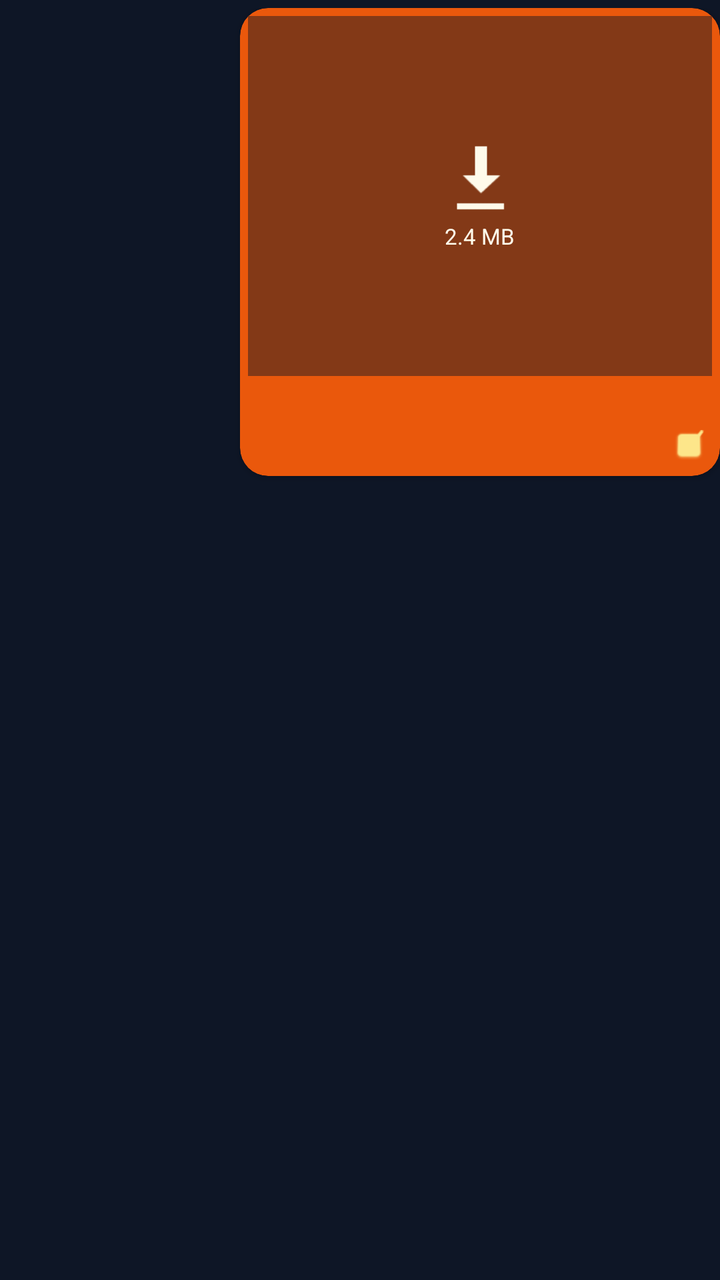
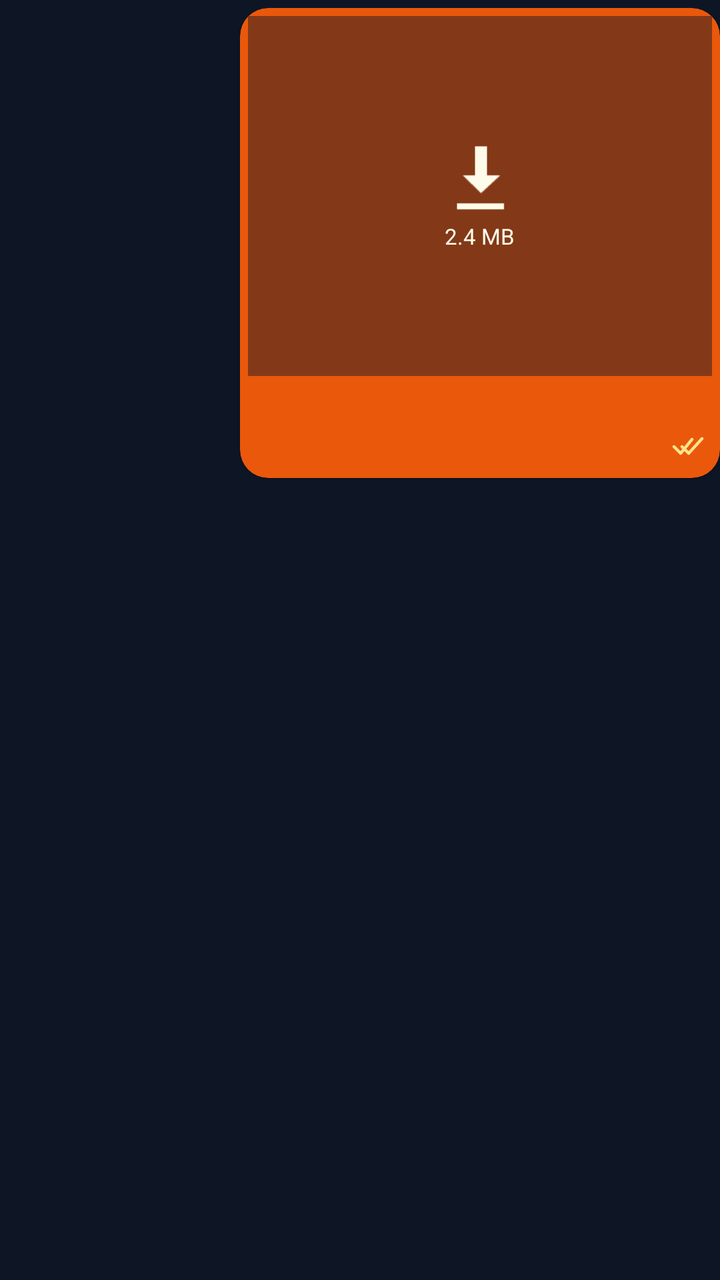

Compare the two renders of this Android layout. The source of the first and the diff that turns it into the second are given below.
<!-- AndroidManifest.xml: application theme Theme.HorizonChat -->
<!-- res/layout/item_chat_sent_media.xml -->
<?xml version="1.0" encoding="utf-8"?>
<androidx.constraintlayout.widget.ConstraintLayout xmlns:android="http://schemas.android.com/apk/res/android"
    xmlns:app="http://schemas.android.com/apk/res-auto"
    android:layout_width="match_parent"
    android:layout_height="wrap_content"
    android:paddingVertical="4dp">

    <androidx.cardview.widget.CardView
        android:layout_width="240dp"
        android:layout_height="wrap_content"
        app:cardCornerRadius="14dp"
        app:cardBackgroundColor="@color/bubble_sent"
        app:cardElevation="2dp"
        app:layout_constraintEnd_toEndOf="parent"
        app:layout_constraintTop_toTopOf="parent">

        <LinearLayout
            android:layout_width="match_parent"
            android:layout_height="wrap_content"
            android:orientation="vertical"
            android:padding="4dp">

            
            <FrameLayout
                android:id="@+id/mediaContainer"
                android:layout_width="match_parent"
                android:layout_height="180dp">

                
                <ImageView
                    android:id="@+id/ivThumbnail"
                    android:layout_width="match_parent"
                    android:layout_height="match_parent"
                    android:scaleType="centerCrop" />

                
                <LinearLayout
                    android:id="@+id/downloadOverlay"
                    android:layout_width="match_parent"
                    android:layout_height="match_parent"
                    android:background="@color/overlay_blur"
                    android:gravity="center"
                    android:orientation="vertical">

                    <ImageView
                        android:id="@+id/ivDownloadIcon"
                        android:layout_width="36dp"
                        android:layout_height="36dp"
                        android:src="@android:drawable/stat_sys_download"
                        app:tint="@color/text_primary" />

                    <TextView
                        android:id="@+id/tvFileSize"
                        android:layout_width="wrap_content"
                        android:layout_height="wrap_content"
                        android:text="2.4 MB"
                        android:textColor="@color/text_primary"
                        android:textSize="11sp"
                        android:layout_marginTop="4dp" />

                </LinearLayout>

                <ProgressBar
                    android:id="@+id/pbLoading"
                    android:layout_width="36dp"
                    android:layout_height="36dp"
                    android:visibility="gone"
                    android:layout_gravity="center"
                    android:indeterminateTint="@color/accent_amber" />

            </FrameLayout>

            <TextView
                android:id="@+id/tvCaption"
                android:layout_width="match_parent"
                android:layout_height="wrap_content"
                android:textColor="@color/text_primary"
                android:paddingHorizontal="6dp"
                android:paddingTop="4dp"
                android:textSize="14sp" />

            <LinearLayout
                android:layout_width="wrap_content"
                android:layout_height="wrap_content"
                android:layout_gravity="end"
                android:padding="4dp"
                android:gravity="center_vertical">

                <TextView
                    android:id="@+id/tvTimestamp"
                    android:layout_width="wrap_content"
                    android:layout_height="wrap_content"
                    android:textColor="#FED7AA"
                    android:textSize="11sp" />

                <ImageView
                    android:id="@+id/ivTicks"
                    android:layout_width="15dp"
                    android:layout_height="15dp"
                    android:layout_marginStart="4dp"
                    android:src="@android:drawable/checkbox_on_background"
                    app:tint="@color/ticks_read" />

            </LinearLayout>

        </LinearLayout>

    </androidx.cardview.widget.CardView>

</androidx.constraintlayout.widget.ConstraintLayout>
<!-- resources referenced by this layout -->
<resources>
  <color name="accent_amber">#F59E0B</color>
  <color name="bubble_sent">#EA580C</color>
  <color name="overlay_blur">#770E1626</color>
  <color name="text_primary">#FFFBEB</color>
  <color name="ticks_read">#FDE68A</color>
  <style name="Theme.HorizonChat" parent="Theme.MaterialComponents.DayNight.NoActionBar">
          <item name="colorPrimary">@color/accent_amber</item>
          <item name="colorPrimaryVariant">@color/surface</item>
          <item name="colorOnPrimary">@color/bg_base</item>
          <item name="colorSecondary">@color/bubble_sent</item>
          <item name="colorSecondaryVariant">@color/accent_glow</item>
          <item name="colorOnSecondary">@color/text_primary</item>
          <item name="android:statusBarColor">@color/surface</item>
          <item name="android:navigationBarColor">@color/surface</item>
          <item name="android:windowBackground">@color/bg_base</item>
      </style>
  <color name="surface">#162238</color>
  <color name="bg_base">#0E1626</color>
  <color name="accent_glow">#FBBF24</color>
</resources>

<!-- the commit's change to res/layout/item_chat_sent_media.xml (unified diff, before → after) -->
@@ -6,6 +6,7 @@
     android:paddingVertical="4dp">
 
     <androidx.cardview.widget.CardView
+        android:id="@+id/cardMedia"
         android:layout_width="240dp"
         android:layout_height="wrap_content"
         app:cardCornerRadius="14dp"
@@ -68,6 +69,43 @@
                     android:layout_gravity="center"
                     android:indeterminateTint="@color/accent_amber" />
 
+                
+                <LinearLayout
+                    android:id="@+id/viewOnceOverlay"
+                    android:layout_width="match_parent"
+                    android:layout_height="match_parent"
+                    android:background="@color/surface"
+                    android:gravity="center"
+                    android:orientation="vertical"
+                    android:visibility="gone">
+
+                    <ImageView
+                        android:id="@+id/ivViewOnceIcon"
+                        android:layout_width="44dp"
+                        android:layout_height="44dp"
+                        android:src="@drawable/ic_view_once"
+                        app:tint="@color/accent_amber" />
+
+                    <TextView
+                        android:id="@+id/tvViewOnceStatus"
+                        android:layout_width="wrap_content"
+                        android:layout_height="wrap_content"
+                        android:text="1 Photo (View Once)"
+                        android:textColor="@color/text_primary"
+                        android:textSize="13sp"
+                        android:textStyle="bold"
+                        android:layout_marginTop="6dp" />
+
+                    <TextView
+                        android:id="@+id/tvViewOnceSub"
+                        android:layout_width="wrap_content"
+                        android:layout_height="wrap_content"
+                        android:text="Tap to view"
+                        android:textColor="@color/text_muted"
+                        android:textSize="11sp"
+                        android:layout_marginTop="2dp" />
+                </LinearLayout>
+
             </FrameLayout>
 
             <TextView
@@ -95,10 +133,10 @@
 
                 <ImageView
                     android:id="@+id/ivTicks"
-                    android:layout_width="15dp"
-                    android:layout_height="15dp"
+                    android:layout_width="16dp"
+                    android:layout_height="16dp"
                     android:layout_marginStart="4dp"
-                    android:src="@android:drawable/checkbox_on_background"
+                    android:src="@drawable/ic_tick_double"
                     app:tint="@color/ticks_read" />
 
             </LinearLayout>
<!-- resource entries referenced after the edit -->
@@ -5,6 +5,47 @@
   <color name="overlay_blur">#770E1626</color>
   <color name="text_primary">#FFFBEB</color>
   <color name="ticks_read">#FDE68A</color>
+  <!-- drawable ic_tick_double (drawable) -->
+  <vector xmlns:android="http://schemas.android.com/apk/res/android"
+      android:width="18dp"
+      android:height="18dp"
+      android:viewportWidth="24"
+      android:viewportHeight="24">
+      
+      <path
+          android:strokeColor="#CBD5E1"
+          android:strokeWidth="2.2"
+          android:strokeLineCap="round"
+          android:strokeLineJoin="round"
+          android:pathData="M1.5,12.5 L6.5,17.5 L15,7" />
+      
+      <path
+          android:strokeColor="#CBD5E1"
+          android:strokeWidth="2.2"
+          android:strokeLineCap="round"
+          android:strokeLineJoin="round"
+          android:pathData="M7.5,12.5 L12.5,17.5 L22.5,6.5" />
+  </vector>
+  <!-- drawable ic_view_once (drawable) -->
+  <vector xmlns:android="http://schemas.android.com/apk/res/android"
+      android:width="20dp"
+      android:height="20dp"
+      android:viewportWidth="24"
+      android:viewportHeight="24">
+      
+      <path
+          android:strokeColor="#F59E0B"
+          android:strokeWidth="1.8"
+          android:strokeLineCap="round"
+          android:pathData="M12,2 A10,10 0 1,1 11.9,2 Z" />
+      
+      <path
+          android:strokeColor="#F59E0B"
+          android:strokeWidth="2.0"
+          android:strokeLineCap="round"
+          android:strokeLineJoin="round"
+          android:pathData="M10.5,9.5 L12,8 L12,16 M10,16 L14,16" />
+  </vector>
   <style name="Theme.HorizonChat" parent="Theme.MaterialComponents.DayNight.NoActionBar">
           <item name="colorPrimary">@color/accent_amber</item>
           <item name="colorPrimaryVariant">@color/surface</item>
@@ -17,6 +58,7 @@
           <item name="android:windowBackground">@color/bg_base</item>
       </style>
   <color name="surface">#162238</color>
+  <color name="text_muted">#94A3B8</color>
   <color name="bg_base">#0E1626</color>
   <color name="accent_glow">#FBBF24</color>
 </resources>
